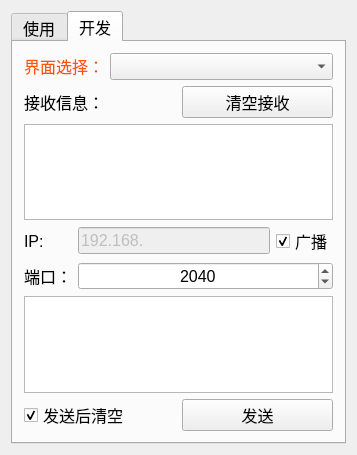
First picture: the form in mainwindow.ui, repository handujun/UDP, before the edit.
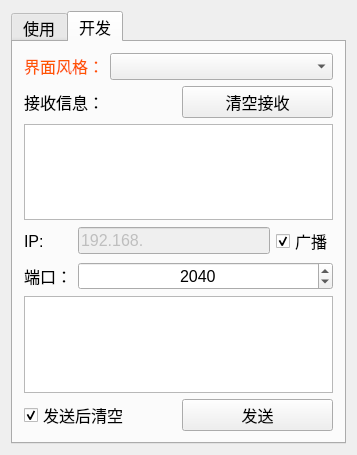
Second picture: the form after the edit. The open tabs and pages were chosen to show the change. Icons and pictures are not drawn.

The edit to the form file:
```diff
--- a/mainwindow.ui
+++ b/mainwindow.ui
@@ -153,7 +153,7 @@
              <string notr="true">color: rgb(255, 85, 0);</string>
             </property>
             <property name="text">
-             <string>界面选择：</string>
+             <string>界面风格：</string>
             </property>
             <property name="alignment">
              <set>Qt::AlignCenter</set>
```
